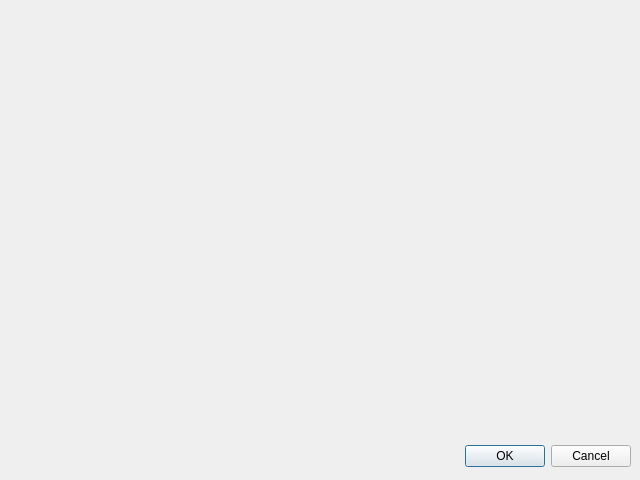
Qt form TheThreeBodyGame/pausewindow.ui (w1ls0n4ng/The_Three_Body_Game) before a commit.
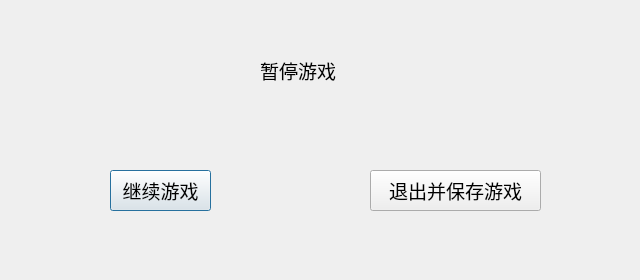
The same form after that commit.

Commit message: 添加保存游戏功能，但未能执行

The edit to the form file:
```diff
--- a/TheThreeBodyGame/pausewindow.ui
+++ b/TheThreeBodyGame/pausewindow.ui
@@ -6,26 +6,61 @@
     <x>0</x>
     <y>0</y>
     <width>640</width>
-    <height>480</height>
+    <height>280</height>
    </rect>
   </property>
+  <property name="font">
+   <font>
+    <family>FangSong</family>
+    <pointsize>14</pointsize>
+   </font>
+  </property>
   <property name="windowTitle">
    <string>Dialog</string>
   </property>
-  <widget class="QDialogButtonBox" name="buttonBox">
+  <widget class="QPushButton" name="pushButton">
    <property name="geometry">
     <rect>
-     <x>10</x>
-     <y>440</y>
-     <width>621</width>
-     <height>32</height>
+     <x>110</x>
+     <y>170</y>
+     <width>101</width>
+     <height>41</height>
     </rect>
    </property>
-   <property name="orientation">
-    <enum>Qt::Horizontal</enum>
+   <property name="styleSheet">
+    <string notr="true">font: 12pt &quot;FangSong&quot;;</string>
    </property>
-   <property name="standardButtons">
-    <set>QDialogButtonBox::Cancel|QDialogButtonBox::Ok</set>
+   <property name="text">
+    <string>继续游戏</string>
+   </property>
+  </widget>
+  <widget class="QPushButton" name="pushButton_2">
+   <property name="geometry">
+    <rect>
+     <x>370</x>
+     <y>170</y>
+     <width>171</width>
+     <height>41</height>
+    </rect>
+   </property>
+   <property name="styleSheet">
+    <string notr="true">font: 12pt &quot;FangSong&quot;;</string>
+   </property>
+   <property name="text">
+    <string>退出并保存游戏</string>
+   </property>
+  </widget>
+  <widget class="QLabel" name="label">
+   <property name="geometry">
+    <rect>
+     <x>260</x>
+     <y>50</y>
+     <width>101</width>
+     <height>41</height>
+    </rect>
+   </property>
+   <property name="text">
+    <string>暂停游戏</string>
    </property>
   </widget>
  </widget>
```
Left out of the diff: 38 changed lines with no effect on the pictures. The commit also changes 20 other files.
